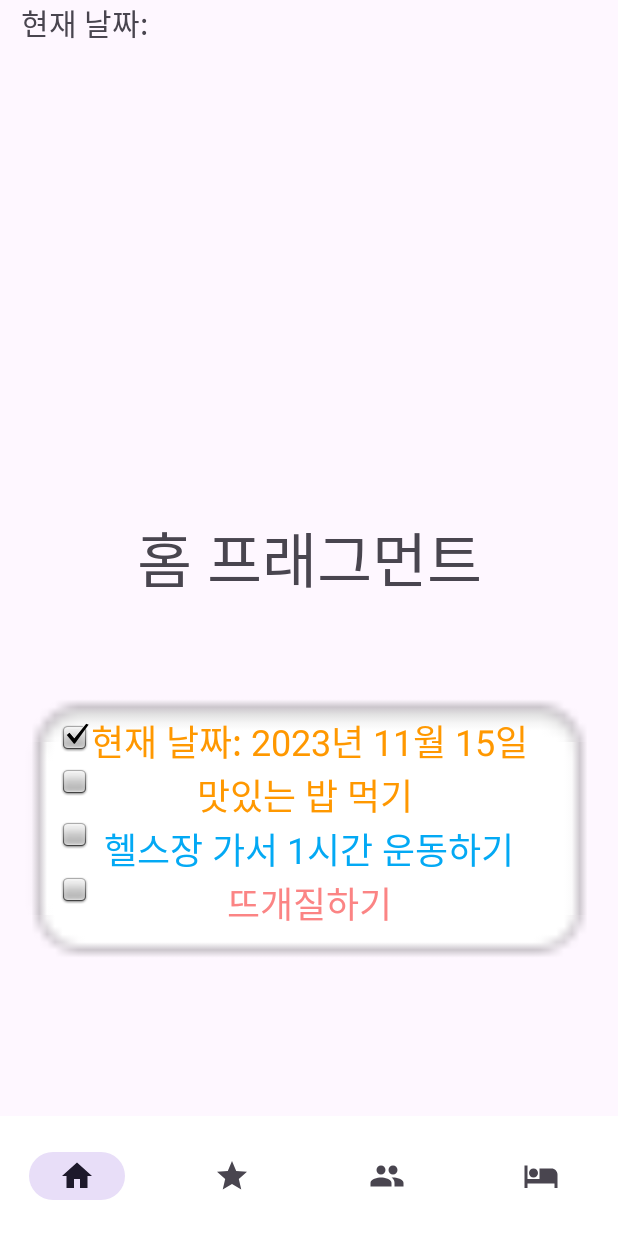
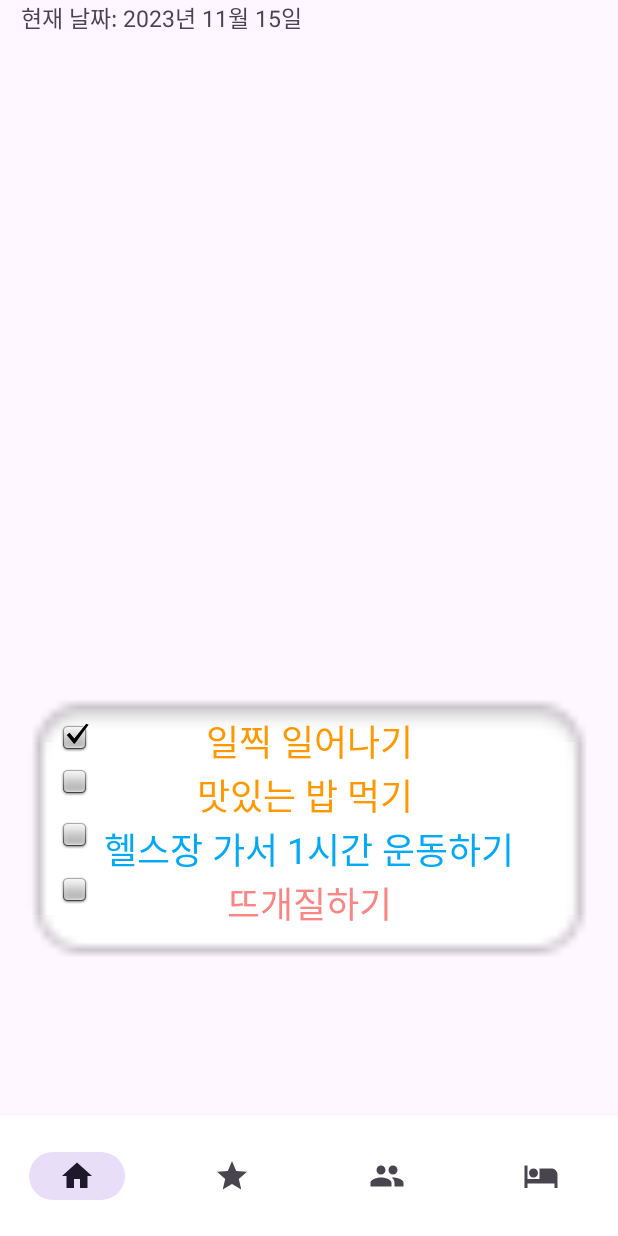
Before and after one commit to dhs82/SuperGrow, an Android app: the screen it shows after launch (MainActivity), on a phone screen of 412 x 824 dp. Run offline under Robolectric (Android 15) with nearby library versions, the phone set to English and light mode, and no system bars.

Commit message:
ganZzang_weather_and_home_2.0

```diff
--- a/app/src/main/res/layout/frag_home.xml
+++ b/app/src/main/res/layout/frag_home.xml
@@ -11,7 +11,7 @@
         android:layout_width="211dp"
         android:layout_height="87dp"
         android:text="현재 날짜: "
-        android:textSize="20sp"
+        android:textSize="15sp"
         app:layout_constraintBottom_toTopOf="@+id/imageView2"
         app:layout_constraintEnd_toEndOf="parent"
         app:layout_constraintHorizontal_bias="0.071"
@@ -135,16 +135,4 @@
         app:layout_constraintTop_toBottomOf="@+id/imageView6"
         app:srcCompat="@android:drawable/checkbox_off_background" />
 
-
-
-    <TextView
-        android:layout_width="wrap_content"
-        android:layout_height="wrap_content"
-        android:text="홈 프래그먼트"
-        android:textSize="40sp"
-        app:layout_constraintBottom_toBottomOf="parent"
-        app:layout_constraintEnd_toEndOf="parent"
-        app:layout_constraintStart_toStartOf="parent"
-        app:layout_constraintTop_toTopOf="parent" />
-
 </androidx.constraintlayout.widget.ConstraintLayout>
```
Also changed, not shown: app/src/main/java/com/example/canlender_openpro/Fragment/FragHome.java (+48 -73 lines).
